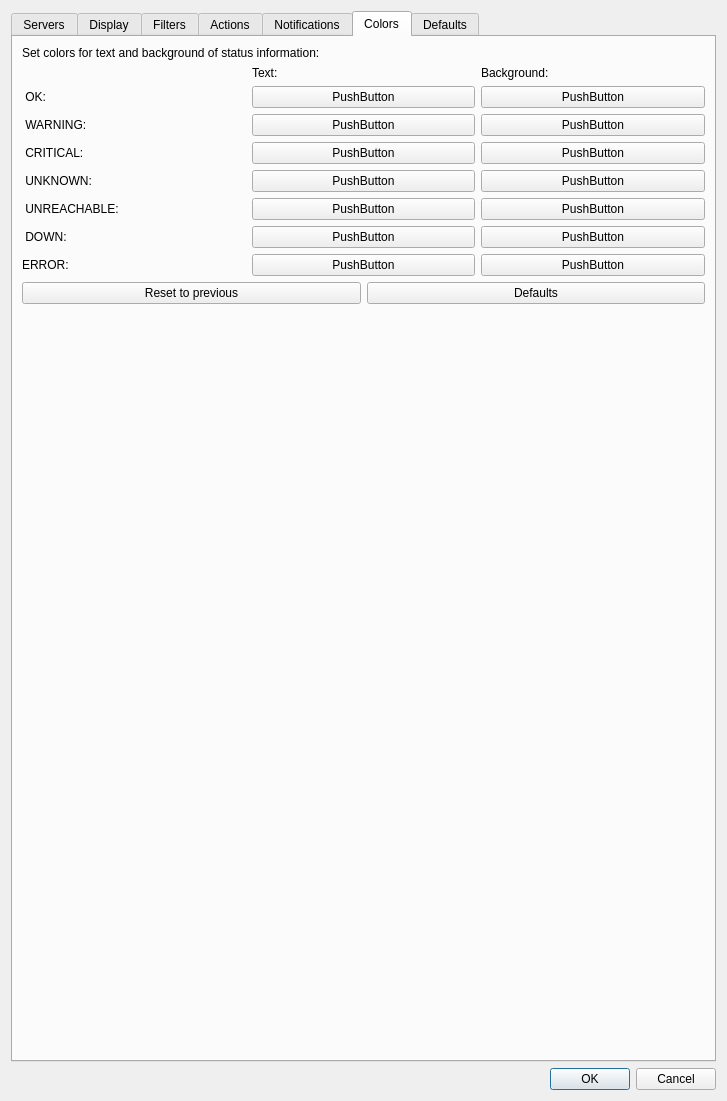
HenriWahl/Nagstamon, file Nagstamon/Nagstamon/QUI/settings_main.ui: the form before one commit.
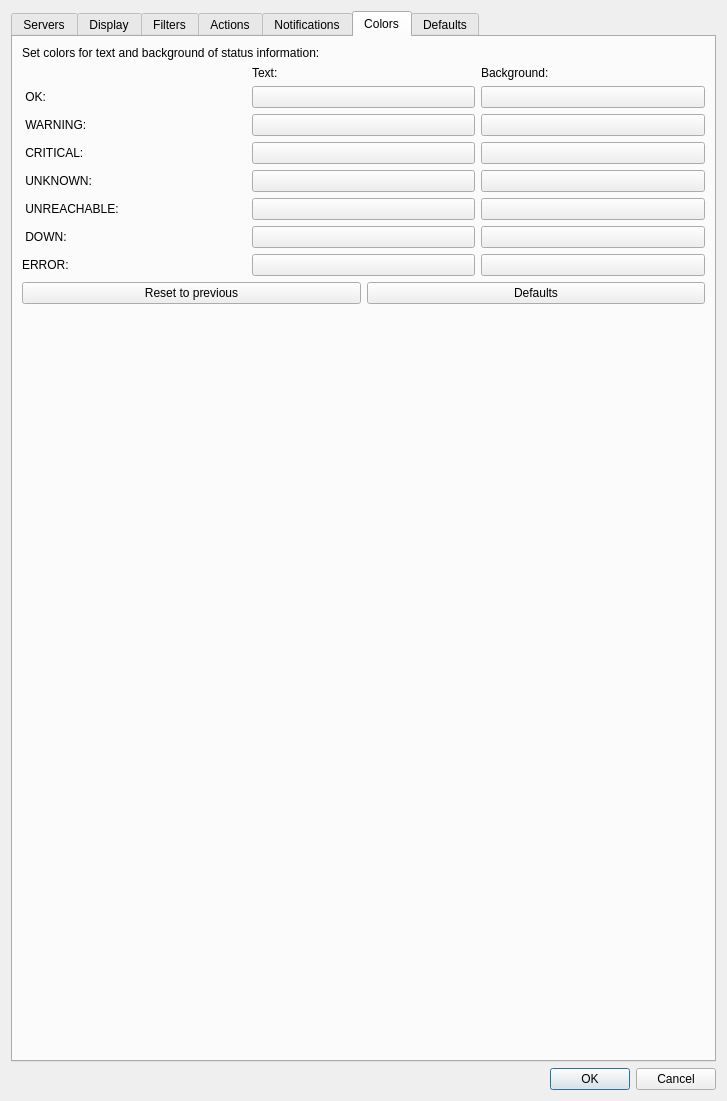
The form after the commit. The open tabs and pages were chosen to show the change.

Commit message: experimenting with colorchooser

Patch:
```diff
--- a/Nagstamon/Nagstamon/QUI/settings_main.ui
+++ b/Nagstamon/Nagstamon/QUI/settings_main.ui
@@ -1106,28 +1106,28 @@
        <item row="6" column="2">
         <widget class="QPushButton" name="pushButton_20">
          <property name="text">
-          <string>PushButton</string>
+          <string/>
          </property>
         </widget>
        </item>
        <item row="5" column="2">
         <widget class="QPushButton" name="pushButton_18">
          <property name="text">
-          <string>PushButton</string>
+          <string/>
          </property>
         </widget>
        </item>
        <item row="8" column="1">
         <widget class="QPushButton" name="pushButton_23">
          <property name="text">
-          <string>PushButton</string>
+          <string/>
          </property>
         </widget>
        </item>
        <item row="5" column="1">
         <widget class="QPushButton" name="pushButton_17">
          <property name="text">
-          <string>PushButton</string>
+          <string/>
          </property>
         </widget>
        </item>
@@ -1148,7 +1148,7 @@
        <item row="3" column="2">
         <widget class="QPushButton" name="pushButton_14">
          <property name="text">
-          <string>PushButton</string>
+          <string/>
          </property>
         </widget>
        </item>
@@ -1162,7 +1162,7 @@
        <item row="7" column="2">
         <widget class="QPushButton" name="pushButton_22">
          <property name="text">
-          <string>PushButton</string>
+          <string/>
          </property>
         </widget>
        </item>
@@ -1176,14 +1176,14 @@
        <item row="4" column="2">
         <widget class="QPushButton" name="pushButton_16">
          <property name="text">
-          <string>PushButton</string>
+          <string/>
          </property>
         </widget>
        </item>
        <item row="2" column="1">
         <widget class="QPushButton" name="pushButton_11">
          <property name="text">
-          <string>PushButton</string>
+          <string/>
          </property>
         </widget>
        </item>
@@ -1224,35 +1224,35 @@
        <item row="7" column="1">
         <widget class="QPushButton" name="pushButton_21">
          <property name="text">
-          <string>PushButton</string>
+          <string/>
          </property>
         </widget>
        </item>
        <item row="3" column="1">
         <widget class="QPushButton" name="pushButton_13">
          <property name="text">
-          <string>PushButton</string>
+          <string/>
          </property>
         </widget>
        </item>
        <item row="6" column="1">
         <widget class="QPushButton" name="pushButton_19">
          <property name="text">
-          <string>PushButton</string>
+          <string/>
          </property>
         </widget>
        </item>
        <item row="8" column="2">
         <widget class="QPushButton" name="pushButton_24">
          <property name="text">
-          <string>PushButton</string>
+          <string/>
          </property>
         </widget>
        </item>
        <item row="4" column="1">
         <widget class="QPushButton" name="pushButton_15">
          <property name="text">
-          <string>PushButton</string>
+          <string/>
          </property>
         </widget>
        </item>
@@ -1284,7 +1284,7 @@
        <item row="2" column="2">
         <widget class="QPushButton" name="pushButton_25">
          <property name="text">
-          <string>PushButton</string>
+          <string/>
          </property>
         </widget>
        </item>
```
Left out of the diff: 32 changed lines with no effect on the pictures. The commit also changes 2 other files.
